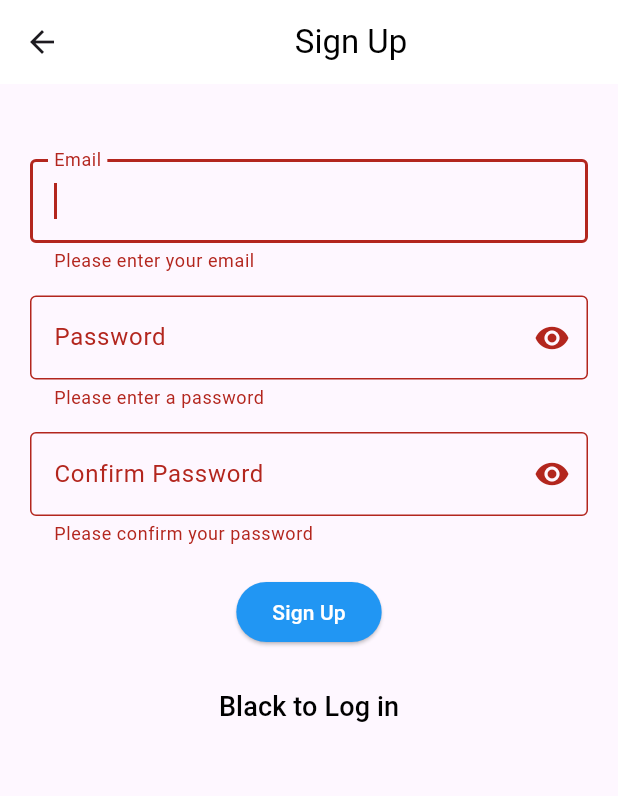
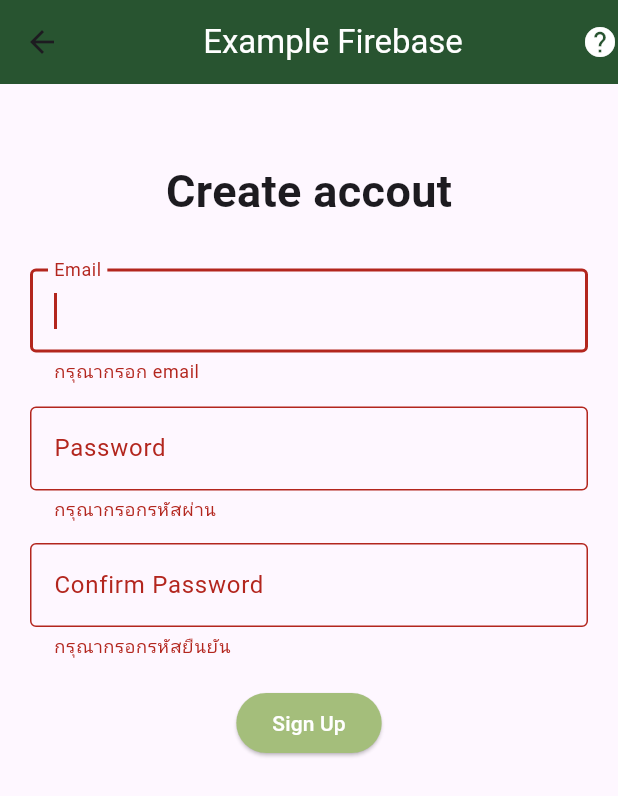
Before and after one commit to justnt47/Study_mobile_application, a Flutter app: the registPage screen opened directly, after a tap on "Sign Up", on a phone screen of 412 x 824 dp. Shown: the top 796 px of the screen. Run offline on Flutter 3.47's test engine with Material 3 defaults, Android fonts, the phone set to English and light mode, and no system bars; our stand-ins replace firebase_auth, firebase_core; accounts and stored records are empty; network calls fail.

Commit message:
first commit

```diff
--- a/lib/registerPage.dart
+++ b/lib/registerPage.dart
@@ -1,5 +1,4 @@
 import 'package:firebase_auth/firebase_auth.dart';
-import 'package:firebase_core/firebase_core.dart';
 import 'package:flutter/material.dart';
 
 class registPage extends StatefulWidget {
@@ -15,22 +14,6 @@ class _registPageState extends State<registPage> {
   final emailController = TextEditingController();
   final passwordController = TextEditingController();
   final confirmPasswordController = TextEditingController();
-
-  bool _isObscurePassword = true;
-  bool _isObscureConfirmPassword = true;
-
-  void _togglePasswordVisibility() {
-    setState(() {
-      _isObscurePassword = !_isObscurePassword;
-    });
-  }
-
-  void _toggleConfirmPasswordVisibility() {
-    setState(() {
-      _isObscureConfirmPassword = !_isObscureConfirmPassword;
-    });
-  }
-
   void signUserUp() async {
     showDialog(
         context: context,
@@ -41,19 +24,18 @@ class _registPageState extends State<registPage> {
         });
     try {
       if (passwordController.text == confirmPasswordController.text) {
-        await FirebaseAuth.instance.createUserWithEmailAndPassword(
+        await FirebaseAuth.instance.signInWithEmailAndPassword(
           email: emailController.text,
           password: passwordController.text,
         );
         Navigator.pop(context);
       } else {
-        print('Passwords don\'t match');
+        print("Passwords doesn't match");
       }
     } on FirebaseAuthException catch (e) {
       print(e.message);
     }
     Navigator.pop(context);
-
   }
 
   @override
@@ -61,18 +43,23 @@ class _registPageState extends State<registPage> {
     return Scaffold(
       appBar: AppBar(
         title: Center(
-          child: Text(
-            'Sign Up',
-            style: TextStyle(color: Colors.black),
-          ),
+          child:
+              Text('Example Firebase', style: TextStyle(color: Colors.white)),
         ),
-        backgroundColor: Colors.white,
+        actions: [Icon(Icons.help, color: Colors.white)],
+        backgroundColor: Color.fromRGBO(40, 84, 48, 1),
       ),
       body: Container(
         margin: EdgeInsets.all(20),
         child: SingleChildScrollView(
           child: Column(
             children: [
+              SizedBox(height: 30),
+              Center(
+                  child: Text(
+                'Create accout',
+                style: TextStyle(fontSize: 30, fontWeight: FontWeight.bold),
+              )),
               SizedBox(height: 30),
               Form(
                 key: _formKey,
@@ -86,74 +73,45 @@ class _registPageState extends State<registPage> {
                         labelText: 'Email',
                       ),
                       validator: (value) {
-                        if (value!.isEmpty) return 'Please enter your email';
+                        if (value!.isEmpty) return 'กรุณากรอก email';
                       },
                     ),
                     SizedBox(height: 15),
                     TextFormField(
                       controller: passwordController,
-                      obscureText: _isObscurePassword,
-                      decoration: InputDecoration(
+                      obscureText: true,
+                      decoration: const InputDecoration(
                         border: OutlineInputBorder(),
                         labelText: 'Password',
-                        suffixIcon: IconButton(
-                          onPressed: _togglePasswordVisibility,
-                          icon: Icon(
-                            _isObscurePassword
-                                ? Icons.visibility
-                                : Icons.visibility_off,
-                          ),
-                        ),
                       ),
                       validator: (value) {
-                        if (value!.isEmpty) return 'Please enter a password';
+                        if (value!.isEmpty) return 'กรุณากรอกรหัสผ่าน';
                       },
                     ),
                     SizedBox(height: 15),
                     TextFormField(
                       controller: confirmPasswordController,
-                      obscureText: _isObscureConfirmPassword,
-                      decoration: InputDecoration(
+                      obscureText: true,
+                      decoration: const InputDecoration(
                         border: OutlineInputBorder(),
                         labelText: 'Confirm Password',
-                        suffixIcon: IconButton(
-                          onPressed: _toggleConfirmPasswordVisibility,
-                          icon: Icon(
-                            _isObscureConfirmPassword
-                                ? Icons.visibility
-                                : Icons.visibility_off,
-                          ),
-                        ),
                       ),
                       validator: (value) {
-                        if (value!.isEmpty)
-                          return 'Please confirm your password';
+                        if (value!.isEmpty) return 'กรุณากรอกรหัสยืนยัน';
                       },
                     ),
                     SizedBox(height: 20),
                     ElevatedButton(
                       onPressed: () {
-                        if (_formKey.currentState!.validate()) {
-                          signUserUp();
-                        }
+                        if (_formKey.currentState!.validate()) {}
+                        signUserUp();
                       },
                       child: Text(
                         'Sign Up',
                         style: TextStyle(color: Colors.white),
                       ),
                       style: ElevatedButton.styleFrom(
-                        backgroundColor: Colors.blue,
-                      ),
-                    ),
-                    SizedBox(height: 15),
-                    TextButton(
-                      onPressed: () {
-                        Navigator.pop(context);
-                      },
-                      child: Text(
-                        'Black to Log in',
-                        style: TextStyle(color: Colors.black, fontSize: 18),
-                      ),
+                          backgroundColor: Color.fromRGBO(164, 190, 123, 1)),
                     ),
                   ],
                 ),
```
Also changed, not shown: lib/main.dart (+26 -10 lines), 7 other files.
